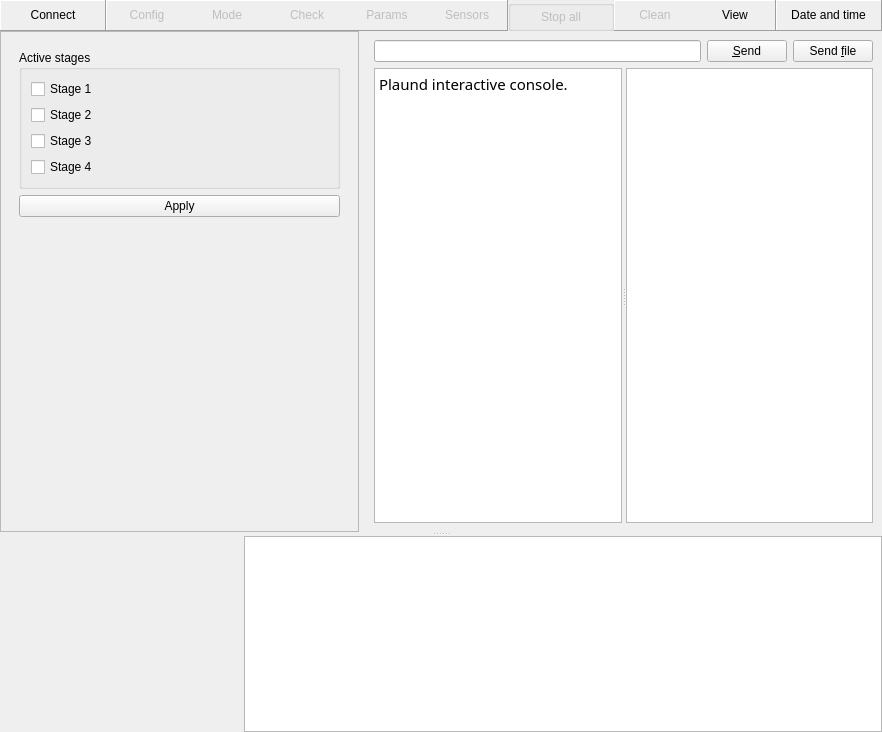
Qt form gui/mainwindow.ui (Shmuma/grain-watering) before a commit.
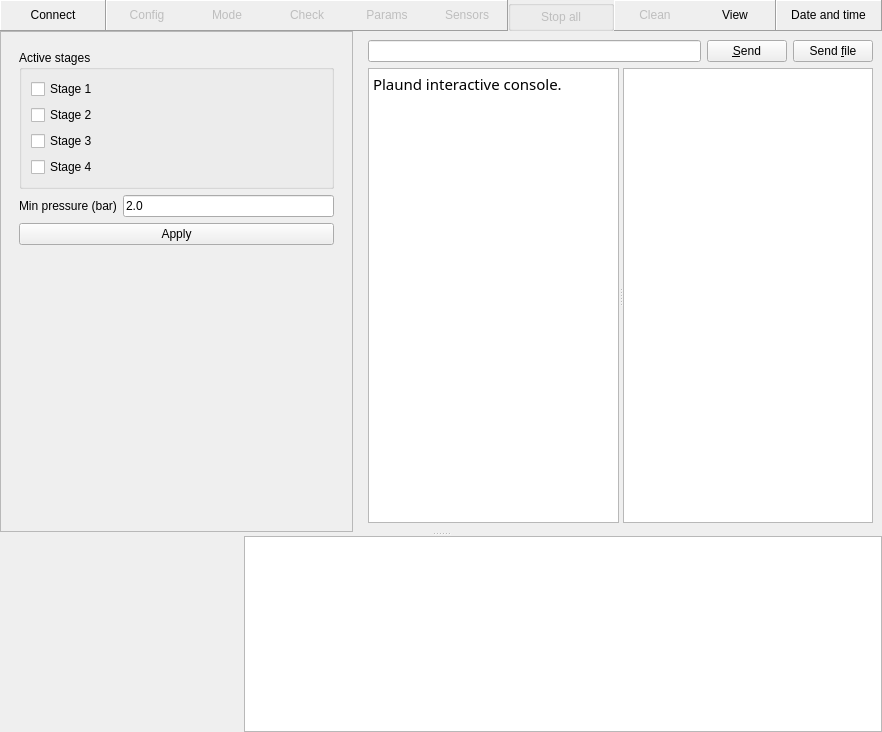
The same form after that commit. The open tabs and pages were chosen to show the change. Custom widgets are drawn as their Qt base class.

Commit message: New settings -- minmal water pressure.

```diff
--- a/gui/mainwindow.ui
+++ b/gui/mainwindow.ui
@@ -391,6 +391,24 @@
                 </layout>
                </widget>
               </item>
+              <item>
+               <layout class="QHBoxLayout" >
+                <item>
+                 <widget class="QLabel" name="label_22" >
+                  <property name="text" >
+                   <string>Min pressure (bar)</string>
+                  </property>
+                 </widget>
+                </item>
+                <item>
+                 <widget class="QLineEdit" name="minPressureEdit" >
+                  <property name="text" >
+                   <string>2.0</string>
+                  </property>
+                 </widget>
+                </item>
+               </layout>
+              </item>
               <item>
                <widget class="QPushButton" name="applyStagesButton" >
                 <property name="text" >
@@ -405,8 +423,8 @@
                 </property>
                 <property name="sizeHint" >
                  <size>
-                  <width>321</width>
-                  <height>71</height>
+                  <width>315</width>
+                  <height>101</height>
                  </size>
                 </property>
                </spacer>
@@ -1763,8 +1781,8 @@
               <property name="html" >
                <string>&lt;html>&lt;head>&lt;meta name="qrichtext" content="1" />&lt;style type="text/css">
 p, li { white-space: pre-wrap; }
-&lt;/style>&lt;/head>&lt;body style=" font-family:'Terminus'; font-size:12pt; font-weight:400; font-style:normal;">
-&lt;p style=" margin-top:0px; margin-bottom:0px; margin-left:0px; margin-right:0px; -qt-block-indent:0; text-indent:0px; font-size:11pt;">Plaund interactive console.&lt;/p>&lt;/body>&lt;/html></string>
+&lt;/style>&lt;/head>&lt;body style=" font-family:'Terminus'; font-size:11pt; font-weight:400; font-style:normal;">
+&lt;p style=" margin-top:0px; margin-bottom:0px; margin-left:0px; margin-right:0px; -qt-block-indent:0; text-indent:0px;">Plaund interactive console.&lt;/p>&lt;/body>&lt;/html></string>
               </property>
              </widget>
              <widget class="QTextEdit" name="autoLogEditor" >
@@ -1777,8 +1795,8 @@
               <property name="html" >
                <string>&lt;html>&lt;head>&lt;meta name="qrichtext" content="1" />&lt;style type="text/css">
 p, li { white-space: pre-wrap; }
-&lt;/style>&lt;/head>&lt;body style=" font-family:'Verdana'; font-size:12pt; font-weight:400; font-style:normal;">
-&lt;p style="-qt-paragraph-type:empty; margin-top:0px; margin-bottom:0px; margin-left:0px; margin-right:0px; -qt-block-indent:0; text-indent:0px; font-family:'Terminus'; font-size:11pt;">&lt;/p>&lt;/body>&lt;/html></string>
+&lt;/style>&lt;/head>&lt;body style=" font-family:'Verdana'; font-size:11pt; font-weight:400; font-style:normal;">
+&lt;p style="-qt-paragraph-type:empty; margin-top:0px; margin-bottom:0px; margin-left:0px; margin-right:0px; -qt-block-indent:0; text-indent:0px; font-family:'Terminus';">&lt;/p>&lt;/body>&lt;/html></string>
               </property>
              </widget>
             </widget>
```
Left out of the diff: 6 changed lines with no effect on the pictures. The commit also changes 10 other files.
